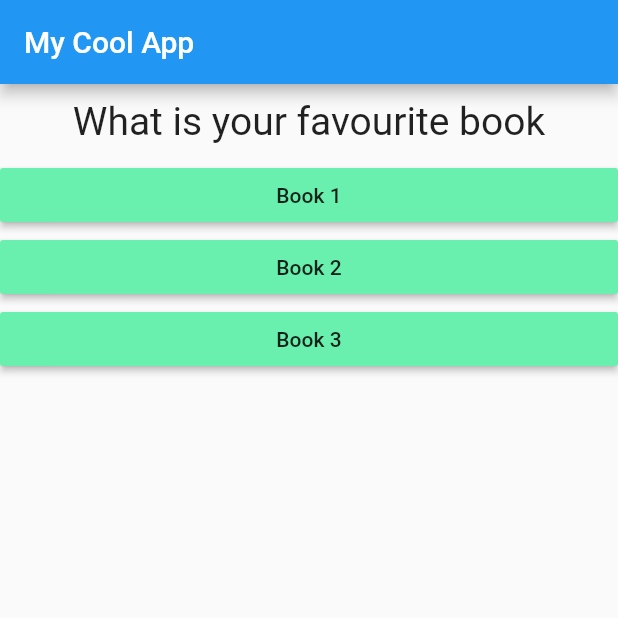
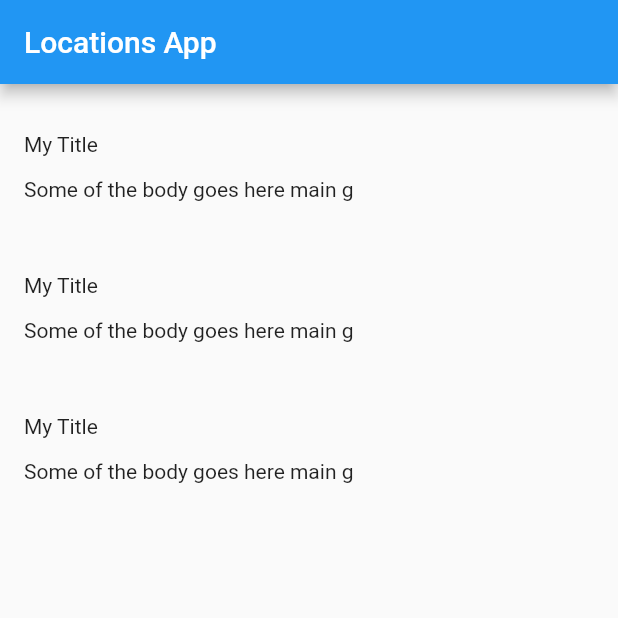
Before and after one commit to junaidcs/flutter-quiz, a Flutter app: the screen it shows after launch, on a phone screen of 412 x 824 dp, the top half of it. Run offline on Flutter 3.47's test engine with Material 2 defaults, Android fonts, the phone set to English and light mode, and no system bars.

Commit message:
location details screen

```diff
--- a/lib/answer.dart
+++ /dev/null
@@ -1,20 +0,0 @@
-import 'package:flutter/material.dart';
-
-class Answer extends StatelessWidget {
-  final Function onPressedFn;
-  final String question;
-
-  Answer(this.question, this.onPressedFn);
-
-  @override
-  Widget build(BuildContext ctx) {
-    return Container(
-      width: double.infinity,
-      child: RaisedButton(
-        child: Text(question),
-        onPressed: onPressedFn,
-        color: Colors.greenAccent,
-      ),
-    );
-  }
-}
--- /dev/null
+++ b/lib/location_detail/location_detail.dart
@@ -0,0 +1,22 @@
+import 'package:flutter/material.dart';
+import './text_section.dart';
+
+class LocationDetail extends StatelessWidget {
+  @override
+  Widget build(BuildContext context) {
+    return Scaffold(
+        appBar: AppBar(
+          title: Text('Locations App')
+        ),
+        body: Column(
+          mainAxisAlignment: MainAxisAlignment.start,
+          crossAxisAlignment: CrossAxisAlignment.stretch,
+          children: [
+            TextSection('My Title', 'Some of the body goes here main g'),
+            TextSection('My Title', 'Some of the body goes here main g'),
+            TextSection('My Title', 'Some of the body goes here main g'),
+          ]
+        )
+      );
+  }
+}
--- /dev/null
+++ b/lib/location_detail/text_section.dart
@@ -0,0 +1,28 @@
+import 'package:flutter/material.dart';
+
+class TextSection extends StatelessWidget {
+  final String _text;
+  final String _body;
+
+  static const double _hPad = 16.0;
+
+  TextSection(this._text, this._body);
+
+  @override
+  Widget build(BuildContext context) {
+    return Column(
+      mainAxisAlignment: MainAxisAlignment.start,
+      crossAxisAlignment: CrossAxisAlignment.stretch,
+      children: <Widget>[
+        Container(
+          padding: EdgeInsets.fromLTRB(_hPad, 32.0, _hPad, 4.0),
+          child: Text(_text),
+        ),
+        Container(
+          padding: EdgeInsets.fromLTRB(_hPad, 10.0, _hPad, _hPad),
+          child: Text(_body),
+        )
+      ],
+    );
+  }
+}
--- a/lib/main.dart
+++ b/lib/main.dart
@@ -1,76 +1,12 @@
 import 'package:flutter/material.dart';
-
-import './quiz.dart';
-import './result.dart';
-
+import './location_detail/location_detail.dart';
 void main() => runApp(MyApp());
 
-class MyApp extends StatefulWidget {
-  @override
-  _MyAppState createState() => _MyAppState();
-}
-
-class _MyAppState extends State<MyApp> {
-  var _index = 0;
-  var _totalScore = 0;
-
-  static const _questions = const [
-    {
-      'question': 'What is your favourite book',
-      'answers': [
-        {'text': 'Book 1', 'score': 10},
-        {'text': 'Book 2', 'score': 5},
-        {'text': 'Book 3', 'score': 1},
-      ]
-    },
-    {
-      'question': 'What is your favourite moview',
-      'answers': [
-        {'text': 'Movie 1', 'score': 10},
-        {'text': 'Movie 5', 'score': 5},
-      ]
-    },
-    {
-      'question': 'What is your favourite Country',
-      'answers': [
-        {'text': 'Pakistan', 'score': 10},
-        {'text': 'Canada', 'score': 5},
-        {'text': 'USA', 'score': 1},
-      ]
-    }
-  ];
-
-  void answerQuestion(score) {
-    setState(() {
-      _index += 1;
-      _totalScore += score;
-    });
-  }
-
-  void startAgain() {
-    setState(() {
-      _index = 0;
-      _totalScore = 0;
-    });
-  }
-
+class MyApp extends StatelessWidget {
   @override
   Widget build(BuildContext context) {
     return MaterialApp(
-      home: Scaffold(
-        appBar: AppBar(
-          title: Text('My Cool App'),
-        ),
-        body: Container(
-          child: (_index < _questions.length)
-              ? Quiz(
-                  questions: _questions,
-                  index: _index,
-                  handlerFn: answerQuestion,
-                )
-              : Result(_totalScore, startAgain),
-        ),
-      ),
+      home: LocationDetail()
     );
   }
 }
--- a/lib/question.dart
+++ /dev/null
@@ -1,19 +0,0 @@
-import 'package:flutter/material.dart';
-
-class Question extends StatelessWidget {
-  final String question;
-  Question(this.question);
-
-  @override
-  Widget build(BuildContext context) {
-    return Container(
-      width: double.infinity,
-      margin: EdgeInsets.all(10),
-      child: Text(
-        question,
-        style: TextStyle(fontSize: 26),
-        textAlign: TextAlign.center,
-      ),
-    );
-  }
-}
--- a/lib/quiz.dart
+++ /dev/null
@@ -1,25 +0,0 @@
-import 'package:flutter/material.dart';
-
-import './answer.dart';
-import './question.dart';
-
-class Quiz extends StatelessWidget {
-  final questions;
-  final index;
-  final Function handlerFn;
-
-  Quiz({@required this.questions, @required this.index, @required this.handlerFn});
-
-  @override
-  Widget build(BuildContext context) {
-    return Column(
-      children: [
-        Question(questions[index]['question']),
-        ...(questions[index]['answers'] as List<Map<String, Object>>)
-            .map((anwer) {
-          return Answer(anwer['text'], () => handlerFn(anwer['score']));
-        }).toList(),
-      ],
-    );
-  }
-}
--- a/lib/result.dart
+++ /dev/null
@@ -1,38 +0,0 @@
-import 'package:flutter/material.dart';
-
-class Result extends StatelessWidget {
-  final score;
-  final startAgain;
-
-  Result(this.score, this.startAgain);
-
-  String get resultText {
-    return 'You made score.. $score';
-  }
-
-  @override
-  Widget build(BuildContext context) {
-    return Center(
-      child: Column(
-        // vertical center
-        mainAxisAlignment: MainAxisAlignment.center,
-        crossAxisAlignment: CrossAxisAlignment.center,
-        children: <Widget>[
-          Text(
-            resultText,
-            style: TextStyle(
-              fontSize: 30,
-              fontWeight: FontWeight.bold,
-            ),
-            textAlign: TextAlign.center,
-          ),
-          FlatButton(
-            child: Text('Start Again'),
-            onPressed: startAgain,
-            textColor: Colors.blueAccent,
-          )
-        ],
-      ),
-    );
-  }
-}
```
Also changed, not shown: lib/location_detail/image_banner.dart (added).
